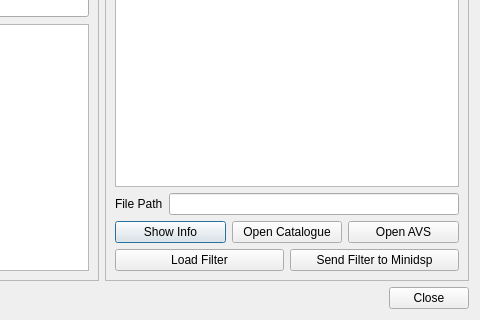
Before: the Qt Designer form src/main/python/ui/catalogue.ui in 3ll3d00d/beqdesigner, drawn with Qt 5; both pictures show x 458 to 938 and y 232 to 552 of the 938 by 552 pixel window.
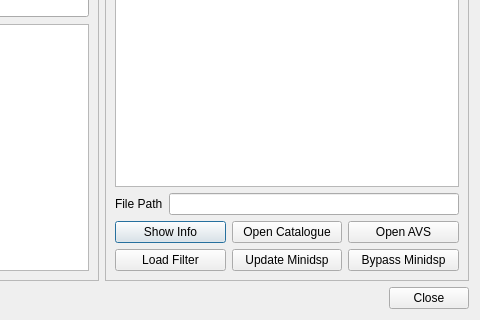
After: the same form once the commit is applied.

Commit message: Add set config and bypass to be sent from catalogue to minidsp #420

Patch:
```diff
--- a/src/main/python/ui/catalogue.ui
+++ b/src/main/python/ui/catalogue.ui
@@ -363,7 +363,14 @@
           <item>
            <widget class="QPushButton" name="sendToMinidspButton">
             <property name="text">
-             <string>Send Filter to Minidsp</string>
+             <string>Update Minidsp</string>
+            </property>
+           </widget>
+          </item>
+          <item>
+           <widget class="QPushButton" name="bypassMinidspButton">
+            <property name="text">
+             <string>Bypass Minidsp</string>
             </property>
            </widget>
           </item>
```
Left out of the diff: 16 changed lines with no effect on the pictures. The commit also changes 3 other files.
